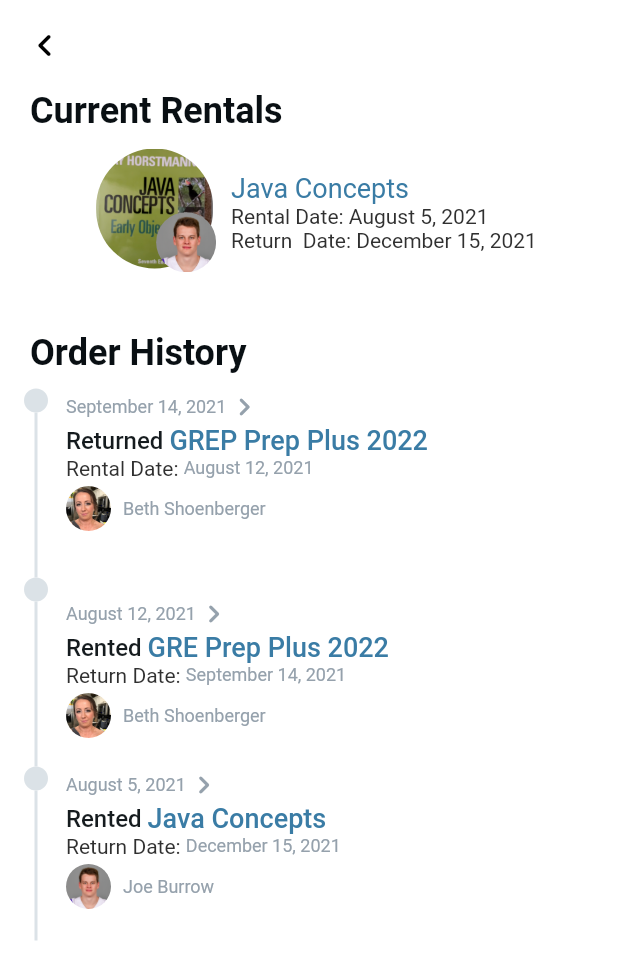
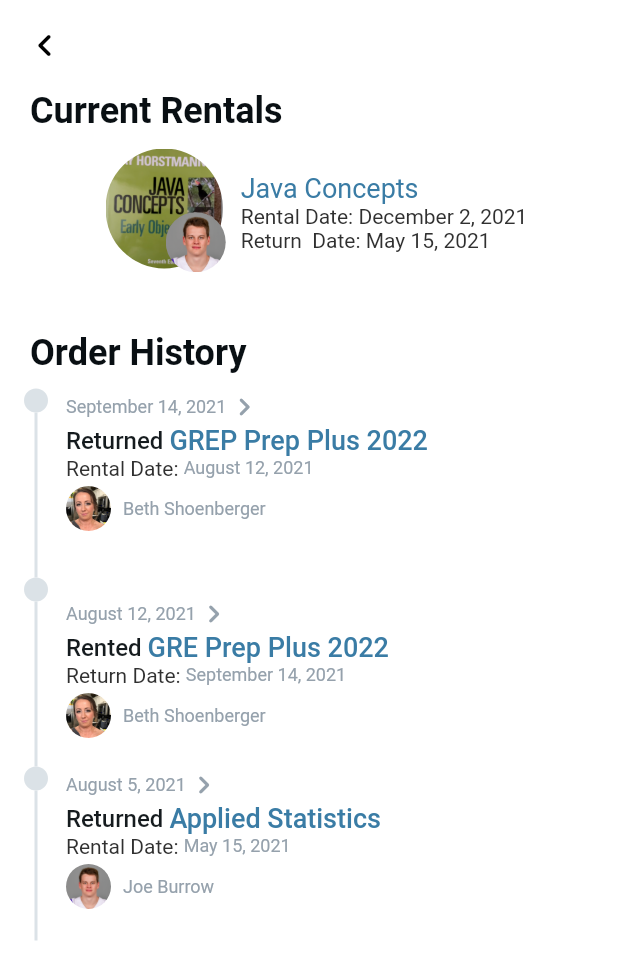
Before and after one commit to CSC4330/Borreaux, a Flutter app: the OrderHistoryWidget screen opened directly, on a phone screen of 412 x 824 dp. Shown: the top 980 px of the screen. Run offline on Flutter 3.47's test engine with Material 2 defaults, Android fonts, the phone set to English and light mode, and no system bars; drawn by our look-alikes of auto_size_text; our stand-ins replace carousel_slider, confetti, flutter_rating_bar, font_awesome_flutter, google_fonts, google_maps_flutter and 4 more; missing offline and left inert: filter_list, flutter_barcode_scanner, image_picker_for_web; Roboto replaces fonts that are missing (Lexend Deca).

Commit message:
Transaction changes

```diff
--- a/borreauxapp/lib/screens/order_history/order_history_widget.dart
+++ b/borreauxapp/lib/screens/order_history/order_history_widget.dart
@@ -157,7 +157,7 @@ class _OrderHistoryWidgetState extends State<OrderHistoryWidget> {
                                       ),
                                     ),
                                     Text(
-                                      'Rental Date: August 5, 2021',
+                                      'Rental Date: December 2, 2021',
                                       style:
                                           FlutterFlowTheme.bodyText1.override(
                                         fontFamily: 'Lexend Deca',
@@ -171,7 +171,7 @@ class _OrderHistoryWidgetState extends State<OrderHistoryWidget> {
                                           CrossAxisAlignment.start,
                                       children: [
                                         AutoSizeText(
-                                          'Return  Date: December 15, 2021',
+                                          'Return  Date: May 15, 2021',
                                           textAlign: TextAlign.start,
                                           style: FlutterFlowTheme.bodyText1
                                               .override(
@@ -630,7 +630,7 @@ class _OrderHistoryWidgetState extends State<OrderHistoryWidget> {
                                   mainAxisSize: MainAxisSize.min,
                                   children: [
                                     AutoSizeText(
-                                      'Rented',
+                                      'Returned',
                                       textAlign: TextAlign.start,
                                       style:
                                           FlutterFlowTheme.subtitle2.override(
@@ -644,7 +644,7 @@ class _OrderHistoryWidgetState extends State<OrderHistoryWidget> {
                                       padding: EdgeInsetsDirectional.fromSTEB(
                                           4, 0, 0, 0),
                                       child: AutoSizeText(
-                                        'Java Concepts',
+                                        'Applied Statistics',
                                         textAlign: TextAlign.start,
                                         style:
                                             FlutterFlowTheme.subtitle1.override(
@@ -664,7 +664,7 @@ class _OrderHistoryWidgetState extends State<OrderHistoryWidget> {
                                       mainAxisSize: MainAxisSize.max,
                                       children: [
                                         Text(
-                                          'Return Date: ',
+                                          'Rental Date: ',
                                           textAlign: TextAlign.start,
                                           style: FlutterFlowTheme.bodyText1
                                               .override(
@@ -672,7 +672,7 @@ class _OrderHistoryWidgetState extends State<OrderHistoryWidget> {
                                           ),
                                         ),
                                         AutoSizeText(
-                                          'December 15, 2021',
+                                          'May 15, 2021',
                                           textAlign: TextAlign.start,
                                           style: FlutterFlowTheme.bodyText1
                                               .override(
--- a/borreauxapp/lib/screens/order_info/order_info.dart
+++ b/borreauxapp/lib/screens/order_info/order_info.dart
@@ -189,7 +189,7 @@ class _OrderInfoWidgetState extends State<OrderInfoWidget> {
                       Padding(
                         padding: EdgeInsetsDirectional.fromSTEB(10, 0, 0, 0),
                         child: Text(
-                          'Aug. 5,2021',
+                          'Dec. 2, 2021',
                           style: FlutterFlowTheme.bodyText1.override(
                             fontFamily: 'Lexend Deca',
                             color: Colors.black,
@@ -218,7 +218,7 @@ class _OrderInfoWidgetState extends State<OrderInfoWidget> {
                       Padding(
                         padding: EdgeInsetsDirectional.fromSTEB(10, 0, 0, 0),
                         child: Text(
-                          'Dec. 15,2021',
+                          'May 15,2021',
                           style: FlutterFlowTheme.bodyText1.override(
                             fontFamily: 'Lexend Deca',
                             color: Colors.black,
--- a/borreauxapp/lib/screens/transaction/transaction_widget.dart
+++ b/borreauxapp/lib/screens/transaction/transaction_widget.dart
@@ -150,7 +150,7 @@ class _TransactionWidgetState extends State<TransactionWidget> {
                                       child: ClipRRect(
                                         borderRadius: BorderRadius.circular(60),
                                         child: Image.asset(
-                                          'assets/images/Screen_Shot_2021-11-28_at_3.07.32_PM.png',
+                                          'lib/assets/images/Screen_Shot_2021-11-28_at_3.07.32_PM.png',
                                           width: 74,
                                           height: 74,
                                           fit: BoxFit.cover,
@@ -196,7 +196,7 @@ class _TransactionWidgetState extends State<TransactionWidget> {
                                           ),
                                         ),
                                         Text(
-                                          'Return Date:  December 15, 2021',
+                                          'Return Date:  May 15, 2021',
                                           style: FlutterFlowTheme.bodyText1
                                               .override(
                                             fontFamily: 'Lexend Deca',
@@ -524,7 +524,7 @@ class _TransactionWidgetState extends State<TransactionWidget> {
                           child: ClipRRect(
                             borderRadius: BorderRadius.circular(8),
                             child: Image.asset(
-                              'assets/images/payPal.png',
+                              'lib/assets/images/payPal.png',
                               width: 160,
                               height: 44,
                               fit: BoxFit.cover,
```
Also changed, not shown: borreauxapp/lib/screens/listings.dart (+7 -6 lines), borreauxapp/lib/screens/transaction_confirmed/transaction_confirmed_widget.dart (+9 -3 lines), borreauxapp/lib/screens/transaction_promo/transaction_promo_widget.dart (+50 -34 lines), 3 other files.
